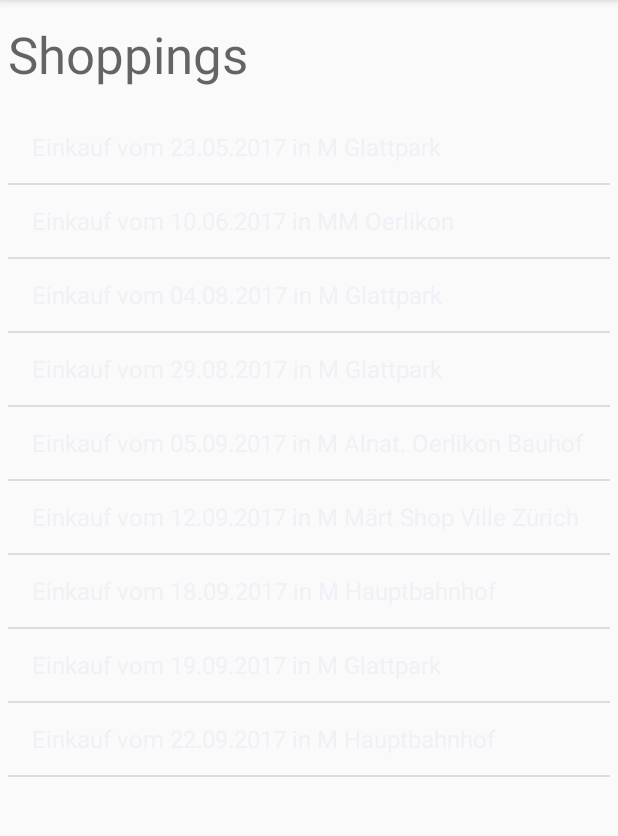
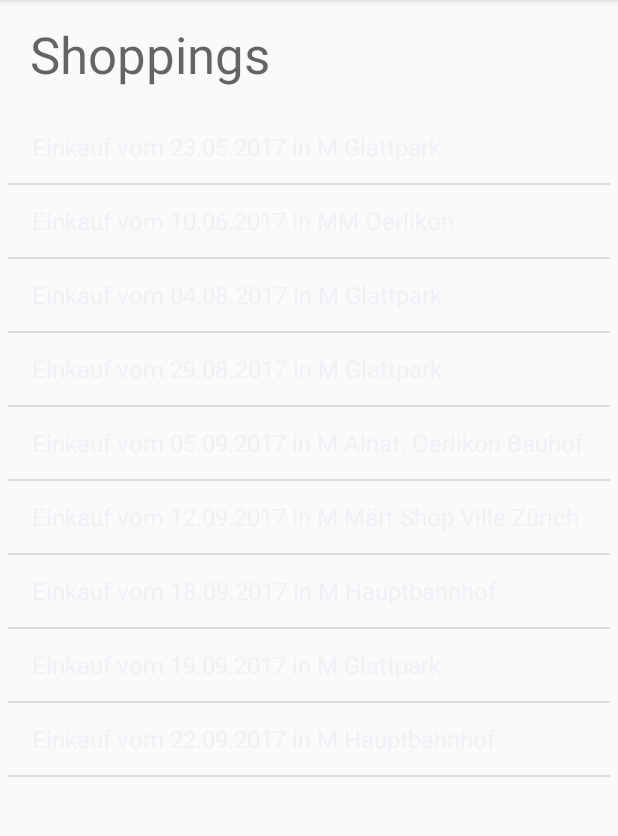
Before and after one commit to MichaelHochstrasser/TooSweetProject, an Android app: the screen it shows after launch (MainActivity), on a phone screen of 412 x 824 dp, the part 84-920 px from its top. Run offline under Robolectric (Android 15) with nearby library versions, the light colour scheme and no system bars; our stand-ins replace Volley.

Commit message:
shopping layout

```diff
--- a/app/src/main/res/layout/einkauf.xml
+++ b/app/src/main/res/layout/einkauf.xml
@@ -9,7 +9,7 @@
         android:layout_alignParentStart="true"
         android:layout_alignParentTop="true"
         android:layout_marginTop="13dp"
-        android:paddingLeft="5dp"
+        android:paddingLeft="20dp"
         android:text="Shoppings"
         android:textAppearance="@style/TextAppearance.AppCompat.Display1" />
 
```
